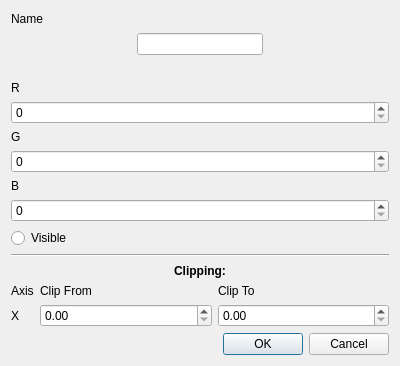
Old version of the form CAD_VIEWER/optiondialog.ui in the repository JPC0405/2024_GROUP_20.
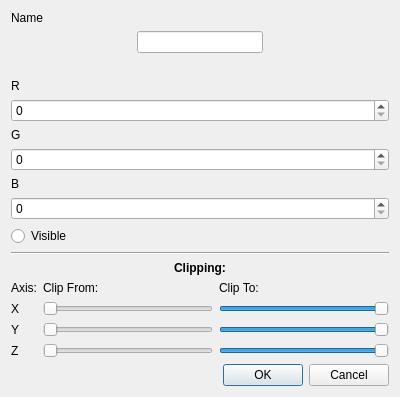
New version of the form.

The edit to the form file:
```diff
--- a/CAD_VIEWER/optiondialog.ui
+++ b/CAD_VIEWER/optiondialog.ui
@@ -7,7 +7,7 @@
     <x>0</x>
     <y>0</y>
     <width>400</width>
-    <height>366</height>
+    <height>381</height>
    </rect>
   </property>
   <property name="windowTitle">
@@ -138,15 +138,42 @@
    </item>
    <item>
     <layout class="QGridLayout" name="gridLayout">
+     <item row="0" column="1">
+      <widget class="QLabel" name="label_7">
+       <property name="text">
+        <string>Clip From:</string>
+       </property>
+      </widget>
+     </item>
      <item row="0" column="0">
       <widget class="QLabel" name="label_6">
        <property name="text">
-        <string>Axis</string>
+        <string>Axis:</string>
        </property>
       </widget>
      </item>
      <item row="1" column="1">
-      <widget class="QDoubleSpinBox" name="xMinBox"/>
+      <widget class="QSlider" name="xMinBox">
+       <property name="maximum">
+        <number>100</number>
+       </property>
+       <property name="orientation">
+        <enum>Qt::Orientation::Horizontal</enum>
+       </property>
+      </widget>
+     </item>
+     <item row="1" column="2">
+      <widget class="QSlider" name="xMaxBox">
+       <property name="maximum">
+        <number>100</number>
+       </property>
+       <property name="sliderPosition">
+        <number>100</number>
+       </property>
+       <property name="orientation">
+        <enum>Qt::Orientation::Horizontal</enum>
+       </property>
+      </widget>
      </item>
      <item row="1" column="0">
       <widget class="QLabel" name="label_5">
@@ -161,22 +188,72 @@
        </property>
       </widget>
      </item>
+     <item row="2" column="1">
+      <widget class="QSlider" name="yMinBox">
+       <property name="maximum">
+        <number>100</number>
+       </property>
+       <property name="orientation">
+        <enum>Qt::Orientation::Horizontal</enum>
+       </property>
+      </widget>
+     </item>
      <item row="0" column="2">
       <widget class="QLabel" name="label_8">
        <property name="text">
-        <string>Clip To</string>
+        <string>Clip To:</string>
        </property>
       </widget>
      </item>
-     <item row="0" column="1">
-      <widget class="QLabel" name="label_7">
+     <item row="3" column="1">
+      <widget class="QSlider" name="zMinBox">
+       <property name="maximum">
+        <number>100</number>
+       </property>
+       <property name="orientation">
+        <enum>Qt::Orientation::Horizontal</enum>
+       </property>
+      </widget>
+     </item>
+     <item row="2" column="2">
+      <widget class="QSlider" name="yMaxBox">
+       <property name="maximum">
+        <number>100</number>
+       </property>
+       <property name="sliderPosition">
+        <number>100</number>
+       </property>
+       <property name="orientation">
+        <enum>Qt::Orientation::Horizontal</enum>
+       </property>
+      </widget>
+     </item>
+     <item row="3" column="2">
+      <widget class="QSlider" name="zMaxBox">
+       <property name="maximum">
+        <number>100</number>
+       </property>
+       <property name="sliderPosition">
+        <number>100</number>
+       </property>
+       <property name="orientation">
+        <enum>Qt::Orientation::Horizontal</enum>
+       </property>
+      </widget>
+     </item>
+     <item row="2" column="0">
+      <widget class="QLabel" name="label_10">
        <property name="text">
-        <string>Clip From</string>
+        <string>Y</string>
        </property>
       </widget>
      </item>
-     <item row="1" column="2">
-      <widget class="QDoubleSpinBox" name="xMaxBox"/>
+     <item row="3" column="0">
+      <widget class="QLabel" name="label_11">
+       <property name="text">
+        <string>Z</string>
+       </property>
+      </widget>
      </item>
     </layout>
    </item>
```
